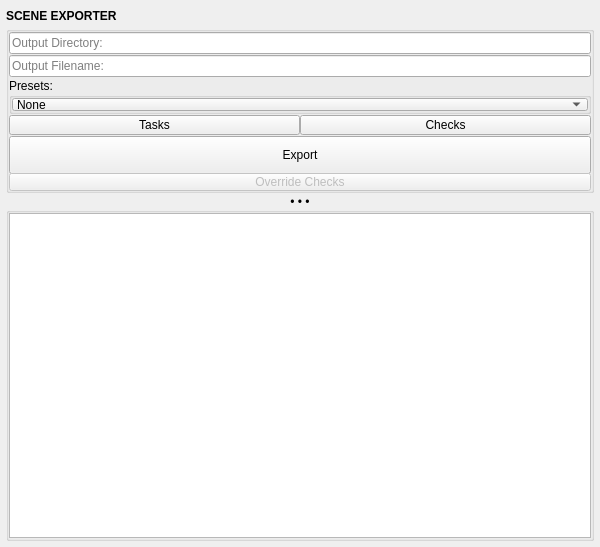
The window that mayatk/env_utils/scene_exporter/scene_exporter.ui (m3trik/mayatk) describes before a commit, drawn with Qt 5.
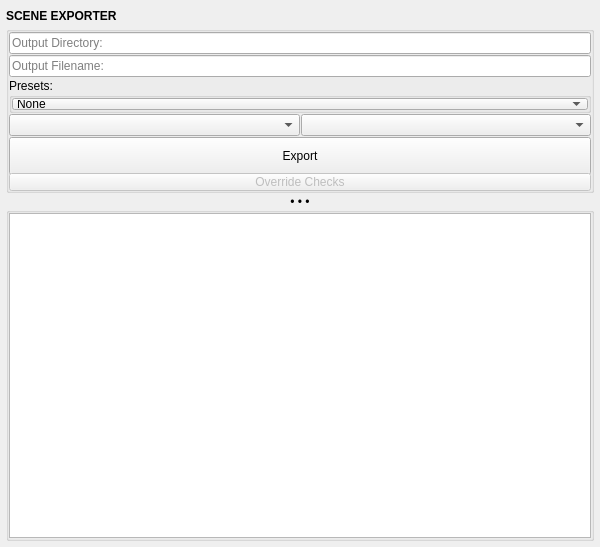
The same window after the commit. Custom widgets are drawn as their Qt base class.

```diff
--- a/mayatk/env_utils/scene_exporter/scene_exporter.ui
+++ b/mayatk/env_utils/scene_exporter/scene_exporter.ui
@@ -161,37 +161,19 @@
          <item>
           <layout class="QHBoxLayout" name="horizontalLayout">
            <property name="spacing">
-            <number>0</number>
+            <number>1</number>
            </property>
            <item>
-            <widget class="PushButton" name="b001">
-             <property name="minimumSize">
-              <size>
-               <width>0</width>
-               <height>20</height>
-              </size>
-             </property>
+            <widget class="WidgetComboBox" name="cmb001">
              <property name="toolTip">
-              <string>&lt;html&gt;&lt;head/&gt;&lt;body&gt;&lt;p&gt;Select which &lt;span style=&quot; font-weight:600;&quot;&gt;tasks&lt;/span&gt; to run.&lt;/p&gt;&lt;p&gt;All tasks run before any checks.&lt;/p&gt;&lt;/body&gt;&lt;/html&gt;</string>
-             </property>
-             <property name="text">
-              <string>Tasks</string>
+              <string>&lt;html&gt;&lt;head/&gt;&lt;body&gt;&lt;p&gt;Specify an FBX export prefix.&lt;/p&gt;&lt;/body&gt;&lt;/html&gt;</string>
              </property>
             </widget>
            </item>
            <item>
-            <widget class="PushButton" name="b002">
-             <property name="minimumSize">
-              <size>
-               <width>0</width>
-               <height>20</height>
-              </size>
-             </property>
+            <widget class="WidgetComboBox" name="cmb002">
              <property name="toolTip">
-              <string>&lt;html&gt;&lt;head/&gt;&lt;body&gt;&lt;p&gt;Select which &lt;span style=&quot; font-weight:600;&quot;&gt;checks &lt;/span&gt;to run.&lt;/p&gt;&lt;p&gt;Checks run after all tasks have been completed.&lt;/p&gt;&lt;/body&gt;&lt;/html&gt;</string>
-             </property>
-             <property name="text">
-              <string>Checks</string>
+              <string>&lt;html&gt;&lt;head/&gt;&lt;body&gt;&lt;p&gt;Specify an FBX export prefix.&lt;/p&gt;&lt;/body&gt;&lt;/html&gt;</string>
              </property>
             </widget>
            </item>
@@ -297,16 +279,16 @@
    <extends>QLineEdit</extends>
    <header>widgets.lineedit.h</header>
   </customwidget>
-  <customwidget>
-   <class>PushButton</class>
-   <extends>QPushButton</extends>
-   <header>widgets.pushbutton.h</header>
-  </customwidget>
   <customwidget>
    <class>ComboBox</class>
    <extends>QComboBox</extends>
    <header>uitk.widgets.comboBox.ComboBox.h</header>
   </customwidget>
+  <customwidget>
+   <class>WidgetComboBox</class>
+   <extends>QComboBox</extends>
+   <header>uitk.widgets.widgetComboBox.WidgetComboBox.h</header>
+  </customwidget>
  </customwidgets>
  <resources/>
  <connections/>
```
Left out of the diff: 2 changed lines with no effect on the pictures.
